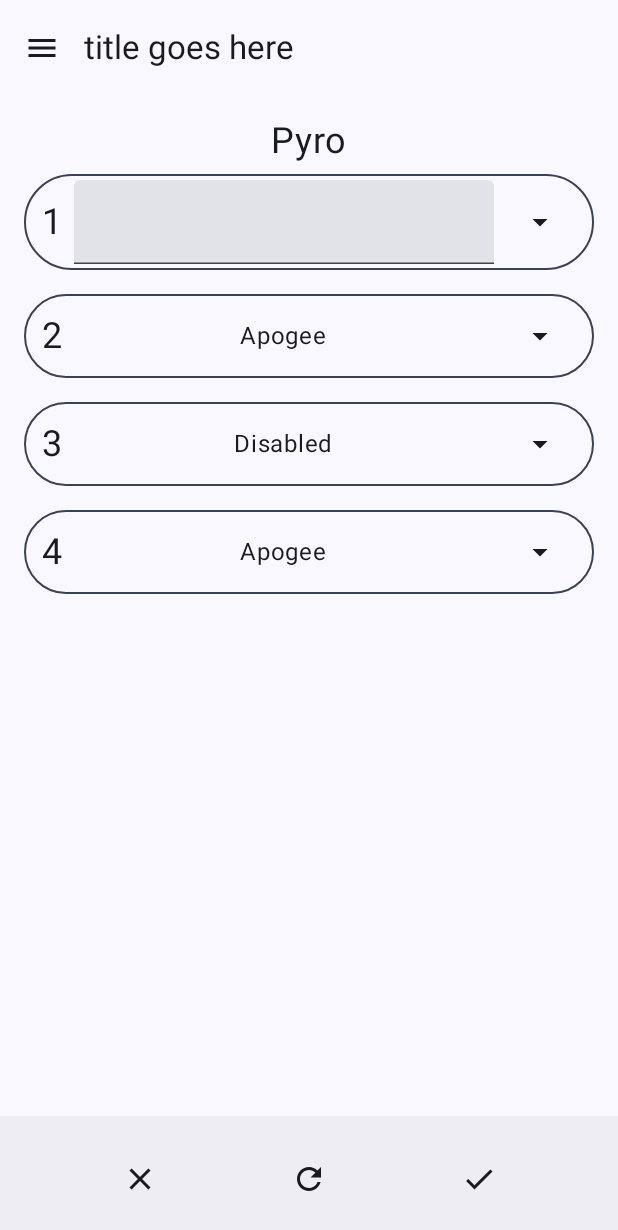
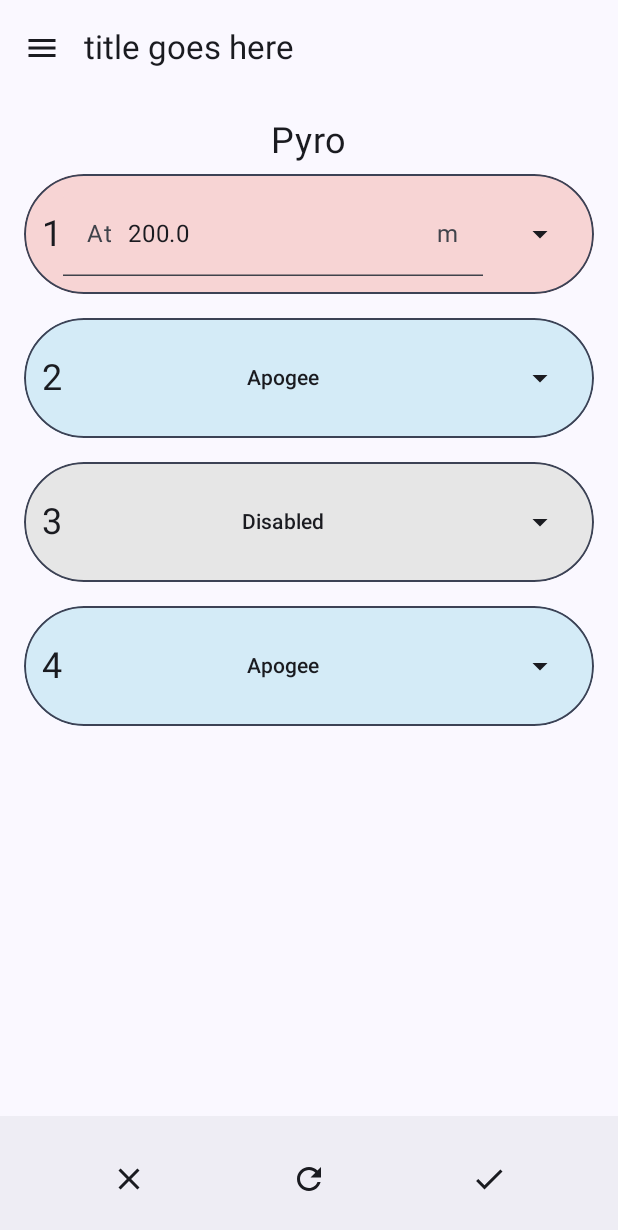
Before and after one commit to blahblahbloopster/cs361-project, an Android app built with Jetpack Compose: the screen it shows after launch (MainActivity), after a tap on "Edit", on a phone screen of 412 x 824 dp. Shown: the top 1230 px of the screen. Run offline under Robolectric (Android 15) with nearby library versions, the phone set to English and light mode, and no system bars; our stand-ins replace Dagger/Hilt's generated code.

Commit message:
add proper dropdown, color coding, altitude input for charges

```diff
--- a/app/build.gradle.kts
+++ b/app/build.gradle.kts
@@ -66,6 +66,7 @@ dependencies {
     implementation(libs.androidx.navigation.dynamic.features.fragment)
     androidTestImplementation(libs.androidx.navigation.testing)
     implementation(libs.kotlinx.serialization.json)
+    implementation(libs.androidx.material.icons.extended)
 
     implementation(libs.hilt.android)
     ksp(libs.hilt.android.compiler)
--- a/app/src/main/java/com/github/osuasdt/groundstation/MainActivity.kt
+++ b/app/src/main/java/com/github/osuasdt/groundstation/MainActivity.kt
@@ -8,22 +8,24 @@ import androidx.compose.animation.core.Animatable
 import androidx.compose.animation.core.SnapSpec
 import androidx.compose.foundation.background
 import androidx.compose.foundation.border
+import androidx.compose.foundation.isSystemInDarkTheme
 import androidx.compose.foundation.layout.Arrangement
 import androidx.compose.foundation.layout.Box
 import androidx.compose.foundation.layout.Column
 import androidx.compose.foundation.layout.PaddingValues
 import androidx.compose.foundation.layout.Row
 import androidx.compose.foundation.layout.Spacer
+import androidx.compose.foundation.layout.aspectRatio
 import androidx.compose.foundation.layout.fillMaxHeight
+import androidx.compose.foundation.layout.fillMaxSize
 import androidx.compose.foundation.layout.fillMaxWidth
 import androidx.compose.foundation.layout.height
 import androidx.compose.foundation.layout.padding
 import androidx.compose.foundation.layout.size
 import androidx.compose.foundation.layout.width
-import androidx.compose.foundation.lazy.LazyColumn
 import androidx.compose.foundation.shape.CircleShape
 import androidx.compose.foundation.shape.RoundedCornerShape
-import androidx.compose.foundation.text.BasicTextField
+import androidx.compose.foundation.text.KeyboardOptions
 import androidx.compose.foundation.text.input.rememberTextFieldState
 import androidx.compose.material.icons.Icons
 import androidx.compose.material.icons.filled.ArrowDropDown
@@ -33,19 +35,17 @@ import androidx.compose.material.icons.filled.Edit
 import androidx.compose.material.icons.filled.Refresh
 import androidx.compose.material3.BottomAppBar
 import androidx.compose.material3.Button
+import androidx.compose.material3.ButtonColors
 import androidx.compose.material3.DropdownMenu
 import androidx.compose.material3.DropdownMenuItem
-import androidx.compose.material3.ExperimentalMaterial3Api
 import androidx.compose.material3.FabPosition
 import androidx.compose.material3.FloatingActionButton
-import androidx.compose.material3.HorizontalDivider
 import androidx.compose.material3.Icon
 import androidx.compose.material3.IconButton
 import androidx.compose.material3.MaterialTheme
-import androidx.compose.material3.ModalDrawerSheet
-import androidx.compose.material3.NavigationDrawerItem
 import androidx.compose.material3.Text
 import androidx.compose.material3.TextField
+import androidx.compose.material3.TextFieldDefaults
 import androidx.compose.runtime.Composable
 import androidx.compose.runtime.LaunchedEffect
 import androidx.compose.runtime.collectAsState
@@ -60,9 +60,10 @@ import androidx.compose.ui.draw.clip
 import androidx.compose.ui.draw.drawBehind
 import androidx.compose.ui.geometry.Size
 import androidx.compose.ui.graphics.Color
+import androidx.compose.ui.text.input.ImeAction
+import androidx.compose.ui.text.input.KeyboardType
 import androidx.compose.ui.unit.dp
 import androidx.compose.ui.unit.sp
-import androidx.navigation.NavController
 import androidx.navigation.compose.NavHost
 import androidx.navigation.compose.composable
 import androidx.navigation.compose.rememberNavController
@@ -109,13 +110,13 @@ fun ConfigureView(toMain: () -> Unit, toConfig: () -> Unit, repository: Computer
     PageContainer(toMain, toConfig, bottomBar = {
         BottomAppBar {
             Row(modifier = Modifier.fillMaxWidth(), horizontalArrangement = Arrangement.SpaceEvenly) {
-                IconButton({}, modifier = Modifier.fillMaxHeight()) {
+                IconButton({}, modifier = Modifier.fillMaxHeight().aspectRatio(1.0f, true)) {
                     Icon(Icons.Default.Close, "Cancel")
                 }
-                IconButton({}, modifier = Modifier.fillMaxHeight()) {
+                IconButton({}, modifier = Modifier.fillMaxHeight().aspectRatio(1.0f, true)) {
                     Icon(Icons.Default.Refresh, "Reset")
                 }
-                IconButton({}, modifier = Modifier.fillMaxHeight()) {
+                IconButton({}, modifier = Modifier.fillMaxHeight().aspectRatio(1.0f, true)) {
                     Icon(Icons.Default.Check, "Apply")
                 }
             }
@@ -127,15 +128,25 @@ fun ConfigureView(toMain: () -> Unit, toConfig: () -> Unit, repository: Computer
             computer.channels.forEach { channel ->
                 var newConfig by remember { mutableStateOf(channel.config) }
                 var expanded by remember { mutableStateOf(false) }
-                Row(Modifier.padding(0.dp, 8.dp).fillMaxWidth().border(1.dp, MaterialTheme.colorScheme.secondary, CircleShape).padding(12.dp, 4.dp), horizontalArrangement = Arrangement.SpaceBetween, verticalAlignment = Alignment.CenterVertically) {
+
+                val hue: Float
+                val saturation: Float
+                when (newConfig) {
+                    is ChannelConfig.ApogeeDeploy -> { hue = 200.0f; saturation = 0.7f }
+                    is ChannelConfig.DescentDeploy -> { hue = 0.0f; saturation = 0.7f }
+                    ChannelConfig.DisabledChannel -> { hue = 0.0f; saturation = 0.0f }
+                }
+                val background = Color.hsl(hue, saturation, if (isSystemInDarkTheme()) 0.1f else 0.9f)
+                Row(Modifier.padding(0.dp, 8.dp).fillMaxWidth().height(80.dp).clip(CircleShape).background(background).border(1.dp, MaterialTheme.colorScheme.secondary, CircleShape).padding(12.dp, 4.dp), horizontalArrangement = Arrangement.SpaceBetween, verticalAlignment = Alignment.CenterVertically) {
                     Text("${channel.number}", fontSize = 24.sp)
-                    when (val c = newConfig) {
-                        is ChannelConfig.ApogeeDeploy -> Text("Apogee")
-                        is ChannelConfig.DescentDeploy -> {
-                            //val state = rememberTextFieldState()
-                            TextField(rememberTextFieldState())
+                    Box(Modifier.weight(1.0f)) {
+                        when (val c = newConfig) {
+                            is ChannelConfig.ApogeeDeploy -> Button({ expanded = !expanded }, colors = ButtonColors(Color.Transparent, MaterialTheme.colorScheme.onBackground, Color.White, Color.Black), modifier = Modifier.fillMaxSize()) { Text("Apogee") }
+                            is ChannelConfig.DescentDeploy -> {
+                                TextField(rememberTextFieldState("${c.altitudeMeters}"), prefix = { Text("At", modifier.padding(end = 8.dp)) }, suffix = { Text("m") }, keyboardOptions = KeyboardOptions(keyboardType = KeyboardType.Number, imeAction = ImeAction.Done), colors = TextFieldDefaults.colors(unfocusedContainerColor = background, focusedContainerColor = background))
+                            }
+                            ChannelConfig.DisabledChannel -> Button({ expanded = !expanded }, colors = ButtonColors(Color.Transparent, MaterialTheme.colorScheme.onBackground, Color.White, Color.Black), modifier = Modifier.fillMaxSize()) { Text("Disabled") }
                         }
-                        ChannelConfig.DisabledChannel -> Text("Disabled")
                     }
                     Box {
                         IconButton({ expanded = !expanded }) {
@@ -166,7 +177,7 @@ fun ConfigureView(toMain: () -> Unit, toConfig: () -> Unit, repository: Computer
 fun MainView(toMain: () -> Unit, toConfig: () -> Unit, flow: Flow<ComputerStatus>) {
     val computer by flow.collectAsState(initial = ComputerStatus())
 
-    PageContainer(toMain, toConfig, Pair({ FloatingActionButton(toConfig) { Icon(Icons.Default.Edit, contentDescription = "Edit") } }, FabPosition.End)) { modifier ->
+    PageContainer(toMain, toConfig, Pair({ FloatingActionButton(toConfig, modifier = Modifier.size(80.dp), shape = CircleShape) { Icon(Icons.Default.Edit, contentDescription = "Edit", modifier = Modifier.size(30.dp)) } }, FabPosition.End)) { modifier ->
         Column(verticalArrangement = Arrangement.Top) {
             DeploymentInfo(computer.channels, modifier.padding(0.dp, 8.dp))
             StatusInfo(computer, modifier.padding(0.dp, 8.dp))
--- a/app/src/main/java/com/github/osuasdt/groundstation/Types.kt
+++ b/app/src/main/java/com/github/osuasdt/groundstation/Types.kt
@@ -1,15 +1,28 @@
 package com.github.osuasdt.groundstation
 
 import androidx.compose.material3.MaterialTheme
+import androidx.compose.material3.contentColorFor
 import androidx.compose.runtime.Composable
 import androidx.compose.ui.graphics.Color
 import kotlin.time.TimeMark
 import kotlin.time.TimeSource
 
 sealed class ChannelConfig(val delay: Float) {
-    data object DisabledChannel : ChannelConfig(0.0f)
-    class ApogeeDeploy(delay: Float) : ChannelConfig(delay)
-    class DescentDeploy(val altitudeMeters: Float, delay: Float) : ChannelConfig(delay)
+    @Composable
+    abstract fun color(): Color
+
+    data object DisabledChannel : ChannelConfig(0.0f) {
+        @Composable
+        override fun color(): Color = MaterialTheme.colorScheme.onBackground
+    }
+    class ApogeeDeploy(delay: Float) : ChannelConfig(delay) {
+        @Composable
+        override fun color(): Color = MaterialTheme.colorScheme.tertiary
+    }
+    class DescentDeploy(val altitudeMeters: Float, delay: Float) : ChannelConfig(delay) {
+        @Composable
+        override fun color(): Color = MaterialTheme.colorScheme.primary
+    }
 }
 
 enum class ChannelState {
--- a/gradle/libs.versions.toml
+++ b/gradle/libs.versions.toml
@@ -2,18 +2,19 @@
 agp = "8.11.1"
 hiltAndroid = "2.57"
 kotlin = "2.0.21"
-coreKtx = "1.10.1"
+coreKtx = "1.16.0"
 junit = "4.13.2"
 junitVersion = "1.1.5"
 espressoCore = "3.5.1"
 kotlinxSerializationJson = "1.7.3"
 lifecycleRuntimeKtx = "2.6.1"
-activityCompose = "1.8.0"
+activityCompose = "1.10.1"
 composeBom = "2024.09.00"
 navigationCompose = "2.9.2"
 
 [libraries]
 androidx-core-ktx = { group = "androidx.core", name = "core-ktx", version.ref = "coreKtx" }
+androidx-material-icons-extended = { module = "androidx.compose.material:material-icons-extended" }
 androidx-navigation-compose = { module = "androidx.navigation:navigation-compose", version.ref = "navigationCompose" }
 androidx-navigation-dynamic-features-fragment = { module = "androidx.navigation:navigation-dynamic-features-fragment", version.ref = "navigationCompose" }
 androidx-navigation-fragment = { module = "androidx.navigation:navigation-fragment", version.ref = "navigationCompose" }
```
